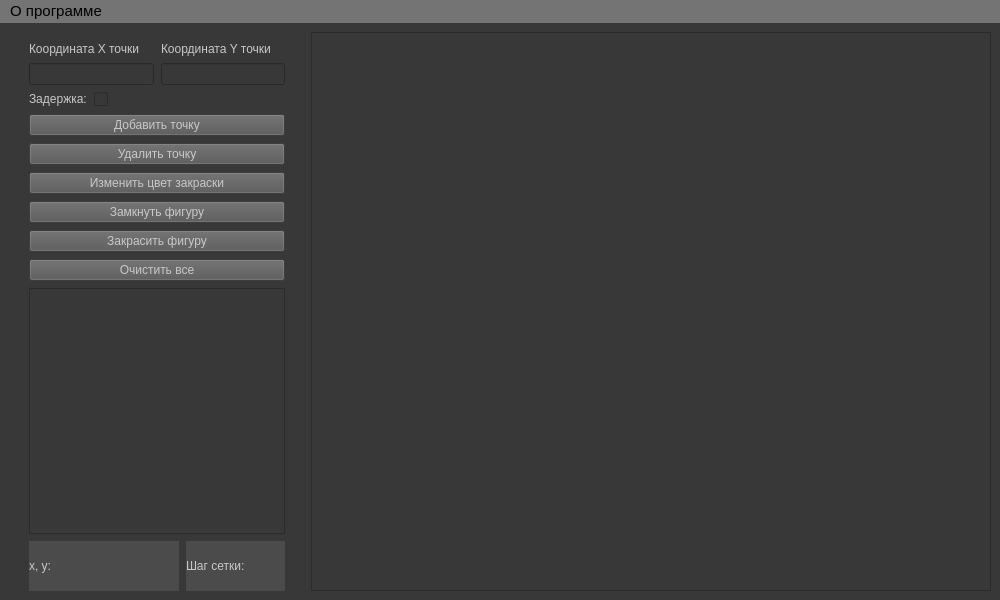
NikolayL2sch/cg_bmstu, file lab_06/template.ui: the form before one commit.
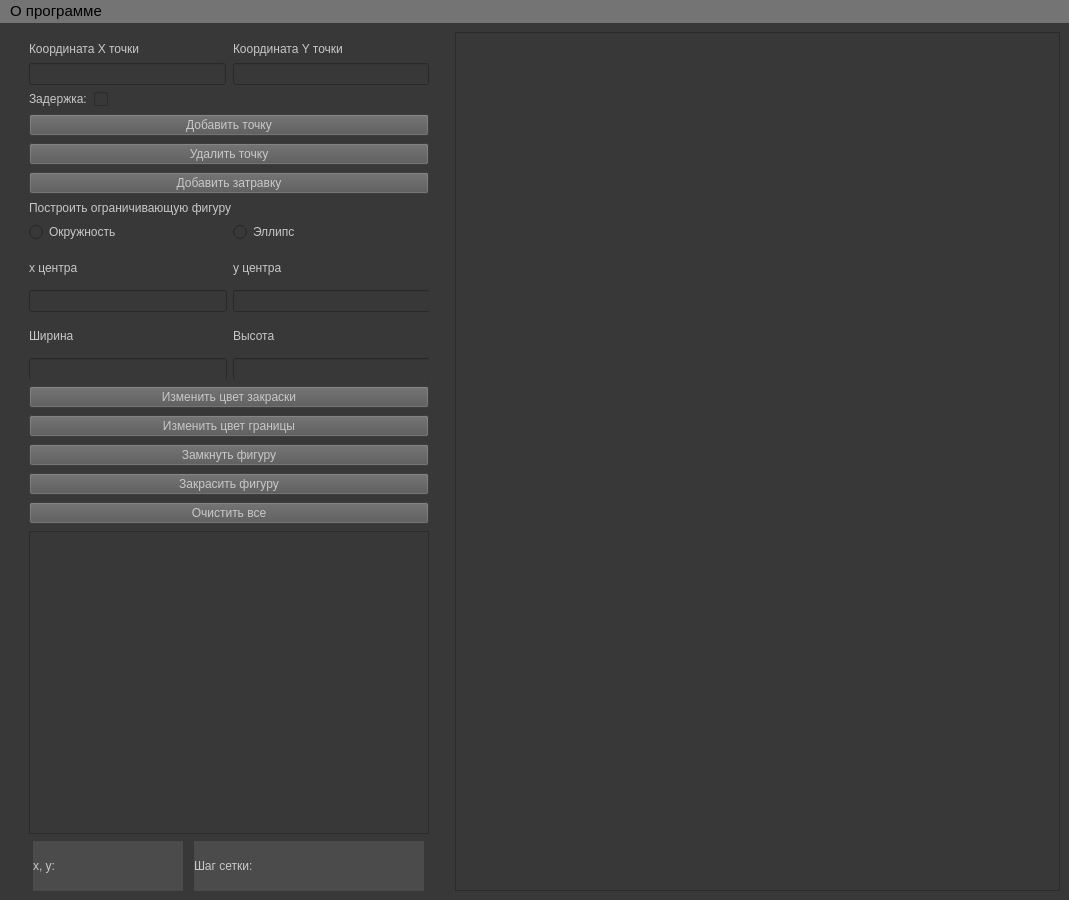
The form after the commit. The open tabs and pages were chosen to show the change.

Diff of the .ui file:
```diff
--- a/lab_06/template.ui
+++ b/lab_06/template.ui
@@ -9,8 +9,8 @@
    <rect>
     <x>0</x>
     <y>0</y>
-    <width>1000</width>
-    <height>600</height>
+    <width>1069</width>
+    <height>900</height>
    </rect>
   </property>
   <property name="sizePolicy">
@@ -22,7 +22,7 @@
   <property name="minimumSize">
    <size>
     <width>1000</width>
-    <height>600</height>
+    <height>900</height>
    </size>
   </property>
   <property name="font">
@@ -72,7 +72,7 @@
      </widget>
     </item>
     <item row="0" column="0">
-     <layout class="QVBoxLayout" name="verticalLayout" stretch="0,0,0,0,0,0,0,0,0,0">
+     <layout class="QVBoxLayout" name="verticalLayout" stretch="0,0,0,0,0,0,0,0,0,0,0,0,0,0,0">
       <property name="spacing">
        <number>7</number>
       </property>
@@ -238,6 +238,322 @@
         </property>
        </widget>
       </item>
+      <item>
+       <widget class="QPushButton" name="add_zt_button">
+        <property name="sizePolicy">
+         <sizepolicy hsizetype="Fixed" vsizetype="Fixed">
+          <horstretch>0</horstretch>
+          <verstretch>0</verstretch>
+         </sizepolicy>
+        </property>
+        <property name="maximumSize">
+         <size>
+          <width>460</width>
+          <height>16777215</height>
+         </size>
+        </property>
+        <property name="styleSheet">
+         <string notr="true">color: rgb(200, 200, 200);
+font: 10pt &quot;Segoe UI&quot;;
+background-color: rgb(86, 86, 86);</string>
+        </property>
+        <property name="text">
+         <string>Добавить затравку</string>
+        </property>
+       </widget>
+      </item>
+      <item>
+       <widget class="QLabel" name="draw_limit_figure_label">
+        <property name="sizePolicy">
+         <sizepolicy hsizetype="Fixed" vsizetype="Fixed">
+          <horstretch>0</horstretch>
+          <verstretch>0</verstretch>
+         </sizepolicy>
+        </property>
+        <property name="styleSheet">
+         <string notr="true">color: rgb(200, 200, 200);
+font: 11pt &quot;Segoe UI&quot;;</string>
+        </property>
+        <property name="text">
+         <string>Построить ограничивающую фигуру</string>
+        </property>
+       </widget>
+      </item>
+      <item>
+       <layout class="QHBoxLayout" name="horizontalLayout_5">
+        <item>
+         <widget class="QRadioButton" name="set_circle_figure">
+          <property name="styleSheet">
+           <string notr="true">color: rgb(200, 200, 200);
+font: 11pt &quot;Segoe UI&quot;;</string>
+          </property>
+          <property name="text">
+           <string>Окружность</string>
+          </property>
+         </widget>
+        </item>
+        <item>
+         <widget class="QRadioButton" name="set_ellipse_figure">
+          <property name="styleSheet">
+           <string notr="true">color: rgb(200, 200, 200);
+font: 11pt &quot;Segoe UI&quot;;</string>
+          </property>
+          <property name="text">
+           <string>Эллипс</string>
+          </property>
+         </widget>
+        </item>
+       </layout>
+      </item>
+      <item>
+       <widget class="QStackedWidget" name="stackedWidget">
+        <property name="sizePolicy">
+         <sizepolicy hsizetype="Fixed" vsizetype="Fixed">
+          <horstretch>0</horstretch>
+          <verstretch>0</verstretch>
+         </sizepolicy>
+        </property>
+        <property name="minimumSize">
+         <size>
+          <width>400</width>
+          <height>130</height>
+         </size>
+        </property>
+        <property name="currentIndex">
+         <number>0</number>
+        </property>
+        <widget class="QWidget" name="page">
+         <widget class="QWidget" name="horizontalLayoutWidget_2">
+          <property name="geometry">
+           <rect>
+            <x>0</x>
+            <y>0</y>
+            <width>401</width>
+            <height>67</height>
+           </rect>
+          </property>
+          <layout class="QHBoxLayout" name="horizontalLayout_6">
+           <item>
+            <layout class="QVBoxLayout" name="verticalLayout_8">
+             <item>
+              <widget class="QLabel" name="set_xc_circle_label">
+               <property name="sizePolicy">
+                <sizepolicy hsizetype="Fixed" vsizetype="Fixed">
+                 <horstretch>0</horstretch>
+                 <verstretch>0</verstretch>
+                </sizepolicy>
+               </property>
+               <property name="styleSheet">
+                <string notr="true">color: rgb(200, 200, 200);
+font: 11pt &quot;Segoe UI&quot;;</string>
+               </property>
+               <property name="text">
+                <string>x центра</string>
+               </property>
+              </widget>
+             </item>
+             <item>
+              <widget class="QLineEdit" name="set_xc_circle">
+               <property name="styleSheet">
+                <string notr="true">font: 11pt &quot;Segoe UI&quot;;
+color: rgb(255, 255, 255);</string>
+               </property>
+              </widget>
+             </item>
+            </layout>
+           </item>
+           <item>
+            <layout class="QVBoxLayout" name="verticalLayout_9">
+             <item>
+              <widget class="QLabel" name="set_yc_circle_label">
+               <property name="sizePolicy">
+                <sizepolicy hsizetype="Fixed" vsizetype="Fixed">
+                 <horstretch>0</horstretch>
+                 <verstretch>0</verstretch>
+                </sizepolicy>
+               </property>
+               <property name="styleSheet">
+                <string notr="true">color: rgb(200, 200, 200);
+font: 11pt &quot;Segoe UI&quot;;</string>
+               </property>
+               <property name="text">
+                <string>y центра</string>
+               </property>
+              </widget>
+             </item>
+             <item>
+              <widget class="QLineEdit" name="set_yc_circle">
+               <property name="styleSheet">
+                <string notr="true">font: 11pt &quot;Segoe UI&quot;;
+color: rgb(255, 255, 255);</string>
+               </property>
+              </widget>
+             </item>
+            </layout>
+           </item>
+          </layout>
+         </widget>
+         <widget class="QWidget" name="horizontalLayoutWidget_3">
+          <property name="geometry">
+           <rect>
+            <x>0</x>
+            <y>70</y>
+            <width>401</width>
+            <height>51</height>
+           </rect>
+          </property>
+          <layout class="QHBoxLayout" name="horizontalLayout_7">
+           <item>
+            <widget class="QLabel" name="set_radius_label">
+             <property name="sizePolicy">
+              <sizepolicy hsizetype="Fixed" vsizetype="Fixed">
+               <horstretch>0</horstretch>
+               <verstretch>0</verstretch>
+              </sizepolicy>
+             </property>
+             <property name="styleSheet">
+              <string notr="true">color: rgb(200, 200, 200);
+font: 11pt &quot;Segoe UI&quot;;</string>
+             </property>
+             <property name="text">
+              <string>Радиус окружности</string>
+             </property>
+            </widget>
+           </item>
+           <item>
+            <widget class="QLineEdit" name="set_r_circle">
+             <property name="styleSheet">
+              <string notr="true">font: 11pt &quot;Segoe UI&quot;;
+color: rgb(255, 255, 255);</string>
+             </property>
+             <property name="alignment">
+              <set>Qt::AlignLeading|Qt::AlignLeft|Qt::AlignVCenter</set>
+             </property>
+            </widget>
+           </item>
+          </layout>
+         </widget>
+        </widget>
+        <widget class="QWidget" name="page_2">
+         <widget class="QWidget" name="horizontalLayoutWidget_4">
+          <property name="geometry">
+           <rect>
+            <x>0</x>
+            <y>2</y>
+            <width>401</width>
+            <height>61</height>
+           </rect>
+          </property>
+          <layout class="QHBoxLayout" name="horizontalLayout_8">
+           <item>
+            <layout class="QVBoxLayout" name="verticalLayout_11">
+             <item>
+              <widget class="QLabel" name="set_xc_ellipse_label">
+               <property name="styleSheet">
+                <string notr="true">color: rgb(200, 200, 200);
+font: 11pt &quot;Segoe UI&quot;;</string>
+               </property>
+               <property name="text">
+                <string>x центра</string>
+               </property>
+              </widget>
+             </item>
+             <item>
+              <widget class="QLineEdit" name="set_xc_ellipse">
+               <property name="styleSheet">
+                <string notr="true">font: 11pt &quot;Segoe UI&quot;;
+color: rgb(255, 255, 255);</string>
+               </property>
+              </widget>
+             </item>
+            </layout>
+           </item>
+           <item>
+            <layout class="QVBoxLayout" name="verticalLayout_10">
+             <item>
+              <widget class="QLabel" name="set_yc_ellipse_label">
+               <property name="styleSheet">
+                <string notr="true">color: rgb(200, 200, 200);
+font: 11pt &quot;Segoe UI&quot;;</string>
+               </property>
+               <property name="text">
+                <string>y центра</string>
+               </property>
+              </widget>
+             </item>
+             <item>
+              <widget class="QLineEdit" name="set_yc_ellipse">
+               <property name="styleSheet">
+                <string notr="true">font: 11pt &quot;Segoe UI&quot;;
+color: rgb(255, 255, 255);</string>
+               </property>
+              </widget>
+             </item>
+            </layout>
+           </item>
+          </layout>
+         </widget>
+         <widget class="QWidget" name="horizontalLayoutWidget_5">
+          <property name="geometry">
+           <rect>
+            <x>0</x>
+            <y>70</y>
+            <width>401</width>
+            <height>61</height>
+           </rect>
+          </property>
+          <layout class="QHBoxLayout" name="horizontalLayout_9">
+           <item>
+            <layout class="QVBoxLayout" name="verticalLayout_12">
+             <item>
+              <widget class="QLabel" name="set_ellipse_width_label">
+               <property name="styleSheet">
+                <string notr="true">color: rgb(200, 200, 200);
+font: 11pt &quot;Segoe UI&quot;;</string>
+               </property>
+               <property name="text">
+                <string>Ширина</string>
+               </property>
+              </widget>
+             </item>
+             <item>
+              <widget class="QLineEdit" name="set_ellipse_width">
+               <property name="styleSheet">
+                <string notr="true">font: 11pt &quot;Segoe UI&quot;;
+color: rgb(255, 255, 255);</string>
+               </property>
+              </widget>
+             </item>
+            </layout>
+           </item>
+           <item>
+            <layout class="QVBoxLayout" name="verticalLayout_13">
+             <item>
+              <widget class="QLabel" name="set_ellipse_height_label">
+               <property name="styleSheet">
+                <string notr="true">color: rgb(200, 200, 200);
+font: 11pt &quot;Segoe UI&quot;;</string>
+               </property>
+               <property name="text">
+                <string>Высота</string>
+               </property>
+              </widget>
+             </item>
+             <item>
+              <widget class="QLineEdit" name="set_ellipse_height">
+               <property name="styleSheet">
+                <string notr="true">font: 11pt &quot;Segoe UI&quot;;
+color: rgb(255, 255, 255);</string>
+               </property>
+              </widget>
+             </item>
+            </layout>
+           </item>
+          </layout>
+         </widget>
+        </widget>
+       </widget>
+      </item>
       <item>
        <widget class="QPushButton" name="change_color_button">
         <property name="sizePolicy">
@@ -262,6 +578,30 @@
         </property>
        </widget>
       </item>
+      <item>
+       <widget class="QPushButton" name="change_edge_button">
+        <property name="sizePolicy">
+         <sizepolicy hsizetype="Fixed" vsizetype="Fixed">
+          <horstretch>0</horstretch>
+          <verstretch>0</verstretch>
+         </sizepolicy>
+        </property>
+        <property name="maximumSize">
+         <size>
+          <width>460</width>
+          <height>16777215</height>
+         </size>
+        </property>
+        <property name="styleSheet">
+         <string notr="true">color: rgb(200, 200, 200);
+font: 10pt &quot;Segoe UI&quot;;
+background-color: rgb(86, 86, 86);</string>
+        </property>
+        <property name="text">
+         <string>Изменить цвет границы</string>
+        </property>
+       </widget>
+      </item>
       <item>
        <widget class="QPushButton" name="close_figure_button">
         <property name="sizePolicy">
@@ -336,6 +676,18 @@
       </item>
       <item>
        <widget class="QListWidget" name="scroll_list">
+        <property name="sizePolicy">
+         <sizepolicy hsizetype="Fixed" vsizetype="Expanding">
+          <horstretch>0</horstretch>
+          <verstretch>0</verstretch>
+         </sizepolicy>
+        </property>
+        <property name="minimumSize">
+         <size>
+          <width>400</width>
+          <height>100</height>
+         </size>
+        </property>
         <property name="styleSheet">
          <string notr="true">font: 11pt &quot;Segoe UI&quot;;
 color: rgb(255, 255, 255);</string>
@@ -417,7 +769,7 @@
     <rect>
      <x>0</x>
      <y>0</y>
-     <width>1000</width>
+     <width>1069</width>
      <height>29</height>
     </rect>
    </property>
```
Left out of the diff: 46 changed lines with no effect on the pictures.
